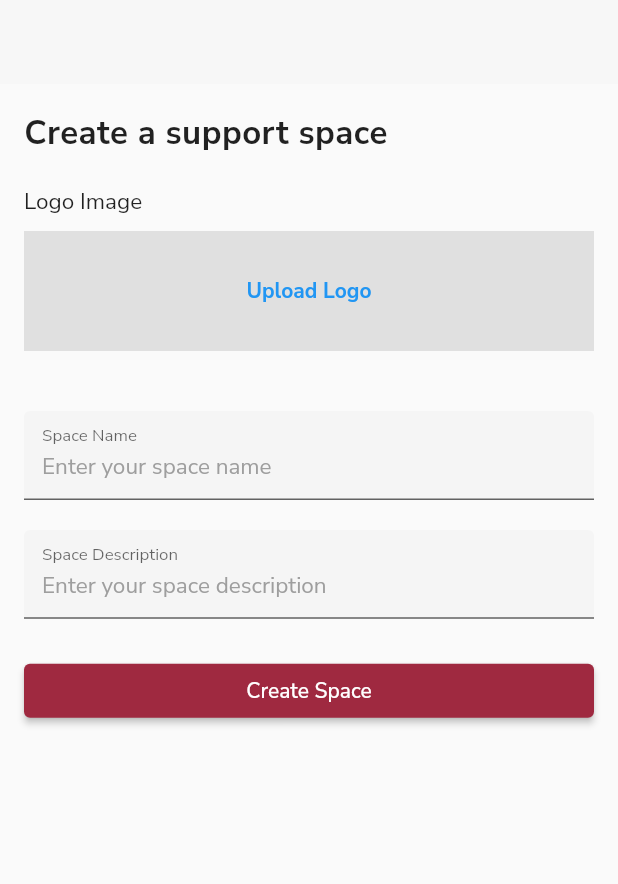
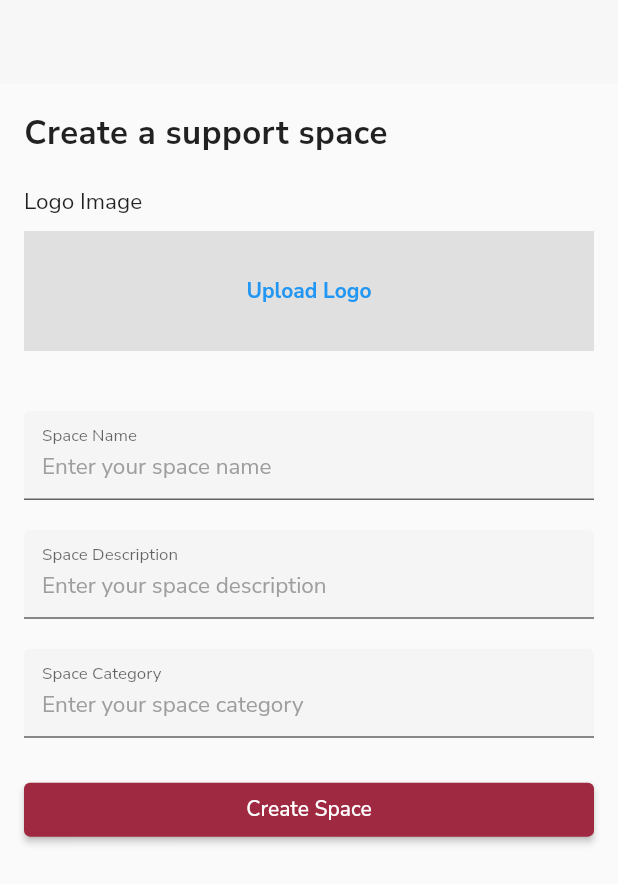
Before and after one commit to iwanjo/aura_flutter, a Flutter app: the CreateSupportSpace screen opened directly, on a phone screen of 412 x 824 dp. Shown: the top 884 px of the screen. Run offline on Flutter 3.47's test engine with Material 2 defaults, Android fonts, the phone set to English and light mode, and no system bars; our stand-ins replace cloud_firestore, firebase_auth, firebase_core, firebase_database, firebase_storage, google_fonts and 6 more; missing offline and left inert: day_night_switcher; accounts and stored records are empty.

Commit message:
Able to create support space and view its info

```diff
--- a/lib/component/create_support_space.dart
+++ b/lib/component/create_support_space.dart
@@ -25,6 +25,8 @@ class _CreateSupportSpaceState extends State<CreateSupportSpace> {
   final user = FirebaseAuth.instance.currentUser;
 
   final TextEditingController spaceNameController = TextEditingController();
+  final TextEditingController spaceCategoryController = TextEditingController();
+
   final TextEditingController spaceDescriptionController =
       TextEditingController();
 
@@ -92,6 +94,7 @@ class _CreateSupportSpaceState extends State<CreateSupportSpace> {
     FirebaseFirestore.instance.collection("supportSpaces").add({
       'spaceName': spaceNameController.text,
       'spaceDescription': spaceDescriptionController.text,
+      'spaceCategory': spaceCategoryController.text,
       'logoUrl': imageUrl,
     });
   }
@@ -217,6 +220,37 @@ class _CreateSupportSpaceState extends State<CreateSupportSpace> {
             },
           ),
           SizedBox(
+            height: 20,
+          ),
+          TextFormField(
+            style: GoogleFonts.nunitoSans(
+              color: Colors.black,
+              fontSize: 15.0,
+            ),
+            controller: spaceCategoryController,
+            keyboardType: TextInputType.text,
+            decoration: InputDecoration(
+                fillColor: Colors.grey[100],
+                filled: true,
+                errorStyle: GoogleFonts.nunitoSans(
+                    color: Colors.red[900], fontSize: 15.0),
+                labelText: "Space Category",
+                floatingLabelBehavior: FloatingLabelBehavior.always,
+                hintText: 'Enter your space category',
+                hintStyle:
+                    GoogleFonts.nunitoSans(color: Colors.grey, fontSize: 15.0),
+                focusedBorder: OutlineInputBorder(
+                  borderRadius: BorderRadius.circular(8),
+                  borderSide: BorderSide(width: 3, color: Colors.grey.shade200),
+                )),
+            validator: (String? value) {
+              if (value != null && value.isEmpty) {
+                return "Please enter the support space category";
+              }
+              return null;
+            },
+          ),
+          SizedBox(
             height: 24,
           ),
           ElevatedButton(
@@ -269,5 +303,6 @@ class _CreateSupportSpaceState extends State<CreateSupportSpace> {
     super.dispose();
     spaceNameController.dispose();
     spaceDescriptionController.dispose();
+    spaceDescriptionController.dispose();
   }
 }
```
Also changed, not shown: lib/component/new_space.dart (added, +13 -0 lines), lib/component/support_space_view.dart (+10 -13 lines), lib/views/support_space_info.dart (+8 -10 lines), lib/views/support_spaces.dart (+91 -10 lines).
